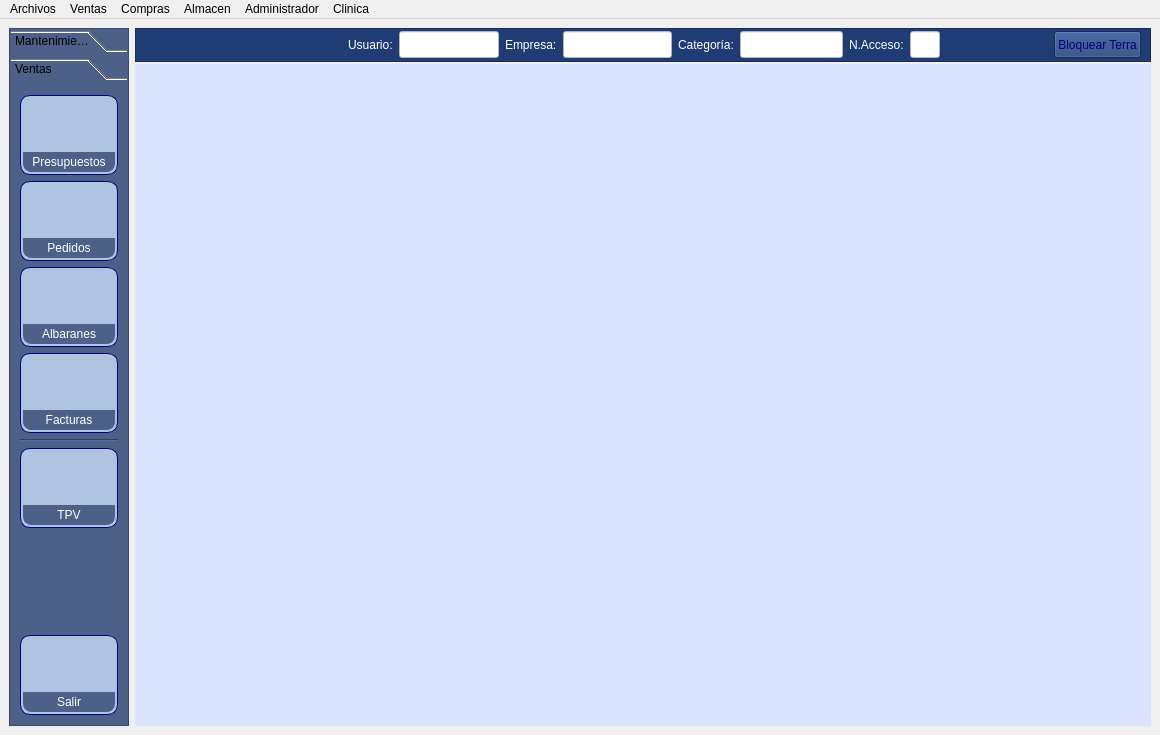
Old version of the form mainwindow.ui in the repository arcnexus/RedFoX.
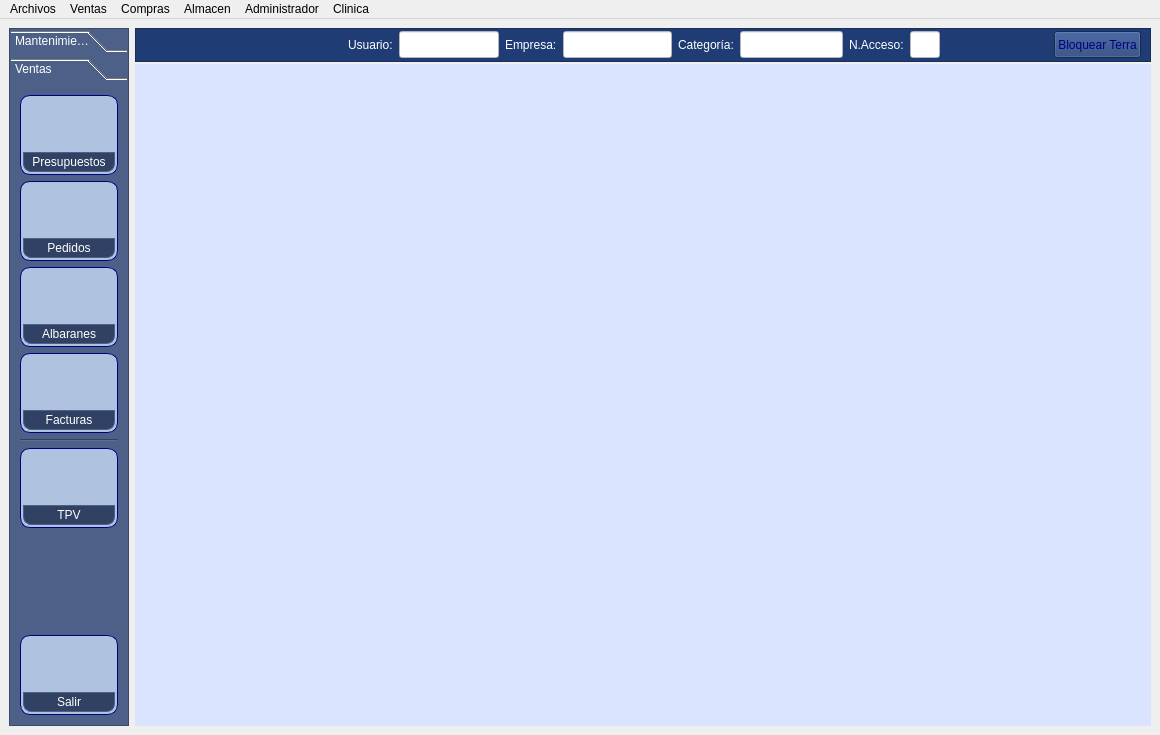
New version of the form. The open tabs and pages were chosen to show the change. Icons and pictures are not drawn.

```diff
--- a/mainwindow.ui
+++ b/mainwindow.ui
@@ -84,6 +84,9 @@
        </property>
        <item>
         <widget class="QToolBox" name="toolBox">
+         <property name="styleSheet">
+          <string notr="true">color: rgb(255, 255, 255);</string>
+         </property>
          <property name="currentIndex">
           <number>1</number>
          </property>
@@ -710,7 +713,7 @@
                <widget class="QLabel" name="label_10">
                 <property name="styleSheet">
                  <string notr="true">color: rgb(255, 255, 255);
-background-color: #4C6088;
+background-color: #304163;
 border-color: #4C6088;
 border-top-left-radius:0px;
  border-top-right-radius:0px;
@@ -809,7 +812,7 @@
                <widget class="QLabel" name="label_11">
                 <property name="styleSheet">
                  <string notr="true">color: rgb(255, 255, 255);
-background-color: #4C6088;
+background-color: #304163;
 border-color: #4C6088;
 border-top-left-radius:0px;
  border-top-right-radius:0px;
@@ -908,7 +911,7 @@
                <widget class="QLabel" name="label_12">
                 <property name="styleSheet">
                  <string notr="true">color: rgb(255, 255, 255);
-background-color: #4C6088;
+background-color:#304163;
 border-color: #4C6088;
 border-top-left-radius:0px;
  border-top-right-radius:0px;
@@ -1007,7 +1010,7 @@
                <widget class="QLabel" name="label_13">
                 <property name="styleSheet">
                  <string notr="true">color: rgb(255, 255, 255);
-background-color: #4C6088;
+background-color: #304163;
 border-color: #4C6088;
 border-top-left-radius:0px;
  border-top-right-radius:0px;
@@ -1113,7 +1116,7 @@
                <widget class="QLabel" name="label_14">
                 <property name="styleSheet">
                  <string notr="true">color: rgb(255, 255, 255);
-background-color: #4C6088;
+background-color:#304163;
 border-color: #4C6088;
 border-top-left-radius:0px;
  border-top-right-radius:0px;
@@ -1225,7 +1228,7 @@
                <widget class="QLabel" name="label_15">
                 <property name="styleSheet">
                  <string notr="true">color: rgb(255, 255, 255);
-background-color: #4C6088;
+background-color:#304163;
 border-color: #4C6088;
 border-top-left-radius:0px;
  border-top-right-radius:0px;
```
Left out of the diff: 18 changed lines with no effect on the pictures.
